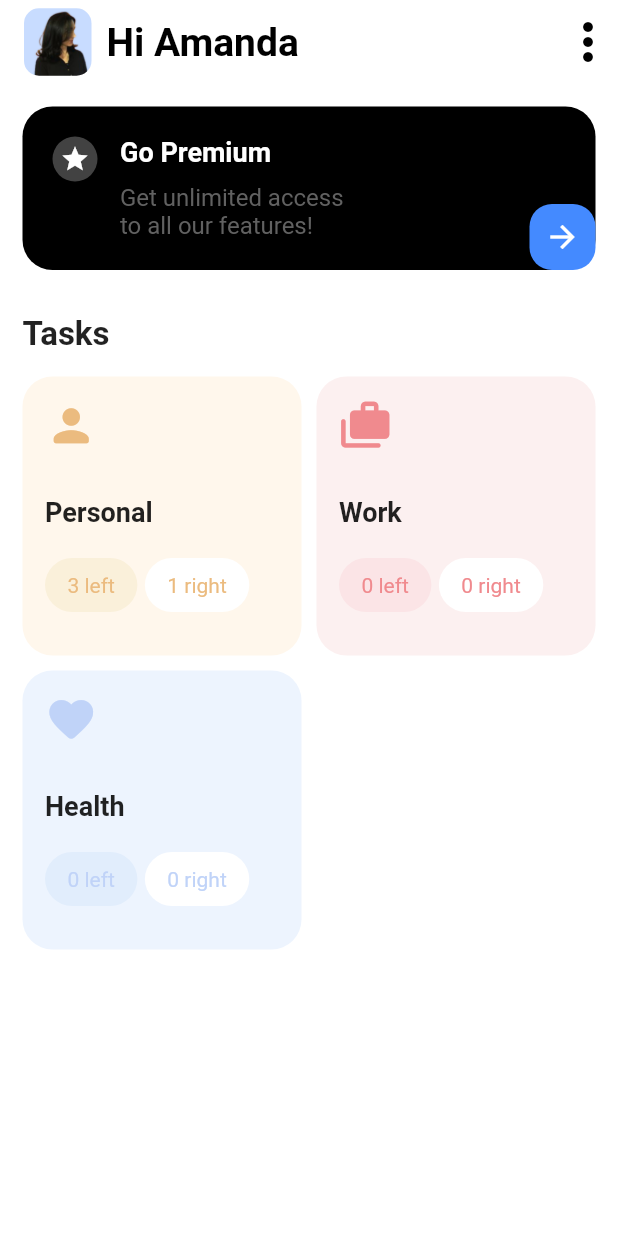
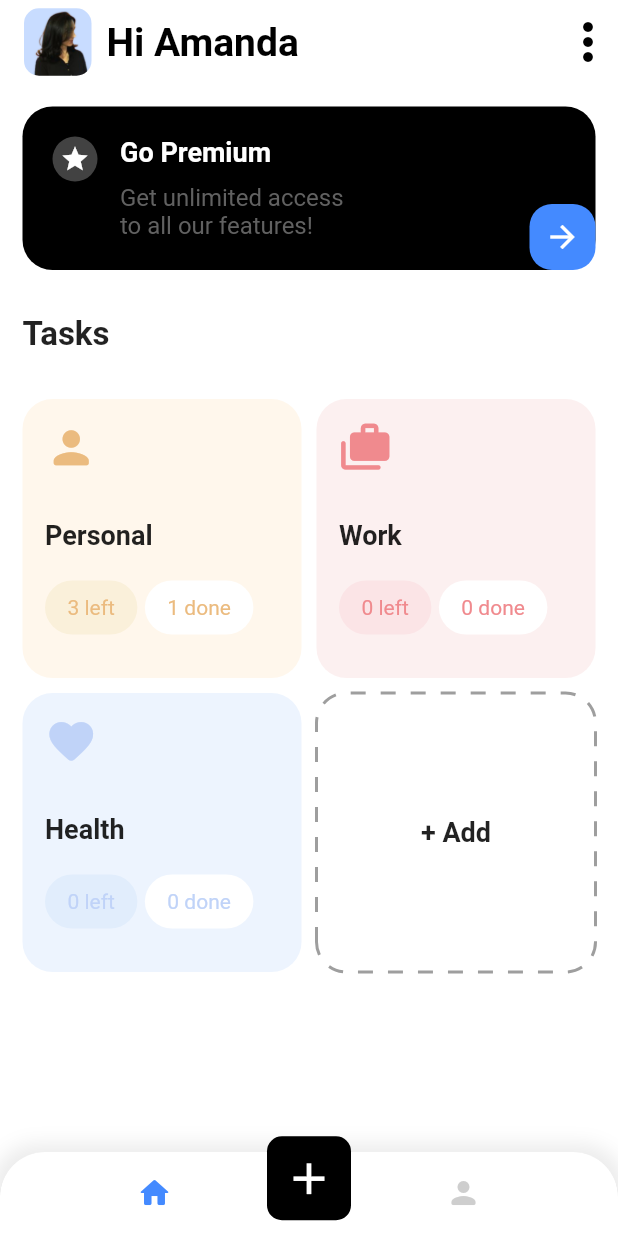
Before and after one commit to mianhaseeb09/flutter_task_management_app, a Flutter app: the screen it shows after launch, on a phone screen of 412 x 824 dp. Run offline on Flutter 3.47's test engine with Material 2 defaults, Android fonts, the phone set to English and light mode, and no system bars; drawn by our look-alikes of dotted_border.

Commit message:
Final commit

```diff
--- a/lib/main.dart
+++ b/lib/main.dart
@@ -12,7 +12,7 @@ class MyApp extends StatelessWidget {
   // This widget is the root of your application.
   @override
   Widget build(BuildContext context) {
-    SystemChrome.setSystemUIOverlayStyle(SystemUiOverlayStyle(
+    SystemChrome.setSystemUIOverlayStyle(const SystemUiOverlayStyle(
       statusBarColor: Colors.transparent
     ));
     return MaterialApp(
--- a/lib/model/tasks.dart
+++ b/lib/model/tasks.dart
@@ -7,19 +7,20 @@ class Tasks {
   Color bgColor;
   Color iconColor;
   Color btnColor;
-
   num? left;
   num? done;
+  List<Map<String, dynamic>>? desc;
   bool isLast;
 
   Tasks(
-      { required this.iconData,
+      {required this.iconData,
       required this.title,
       required this.bgColor,
       required this.iconColor,
       required this.btnColor,
       this.left,
       this.done,
+      this.desc,
       this.isLast = false});
 
   static List<Tasks> generateTasks() {
@@ -31,7 +32,54 @@ class Tasks {
           iconColor: kYellowDark,
           btnColor: kYellow,
           left: 3,
-          done: 1),
+          done: 1,
+          desc: [
+            {
+              'time': '9:00 am',
+              'title': 'Go for a walk with dog',
+              'slot': '9:00 am - 10:00 am',
+              'tailColor': kRedDark,
+              'bgColor': kRedLight
+            },
+            {
+              'time': '10:00 am',
+              'title': 'Shot on Dribble',
+              'slot': '10:00 am - 12:00 am',
+              'tailColor': kBlueDark,
+              'bgColor': kBlueLight
+            },
+            {
+              'time': '11:00 am',
+              'title': '',
+              'slot': '',
+              'tailColor': kBlueDark,
+            },
+            {
+              'time': '12:00 am',
+              'title': '',
+              'slot': '',
+              'tailColor': Colors.grey.withOpacity(0.3),
+            },
+            {
+              'time': '1:00 pm',
+              'title': 'Call with Client',
+              'slot': '1:00 pm - 2:00 pm',
+              'tailColor': kYellowDark,
+              'bgColor': kYellowLight
+            },
+            {
+              'time': '2:00 pm',
+              'title': '',
+              'slot': '',
+              'tailColor': Colors.grey.withOpacity(0.3),
+            },
+            {
+              'time': '3:00 pm',
+              'title': '',
+              'slot': '',
+              'tailColor': Colors.grey.withOpacity(0.3),
+            }
+          ]),
       Tasks(
           iconData: Icons.cases_rounded,
           title: 'Work',
@@ -48,15 +96,15 @@ class Tasks {
           btnColor: kBlue,
           left: 0,
           done: 0),
-      // Tasks(
-      //     iconData: Icons.,
-      //     title: '',
-      //     bgColor: ,
-      //     iconColor: kBlueDark,
-      //     btnColor: kBlue,
-      //     left: 0,
-      //     done: 0,
-      //     isLast: true)
+      Tasks(
+          iconData: Icons.favorite_rounded,
+          title: 'Health',
+          bgColor: kBlueLight,
+          iconColor: kBlueDark,
+          btnColor: kBlue,
+          left: 0,
+          done: 0,
+          isLast: true)
     ];
   }
 }
--- a/lib/screen/home_screen.dart
+++ b/lib/screen/home_screen.dart
@@ -13,17 +13,34 @@ class HomeScreen extends StatelessWidget {
       body: Column(
         crossAxisAlignment: CrossAxisAlignment.start,
         children: [
-          GoPremium(),
+          const GoPremium(),
           Container(
-              padding: EdgeInsets.all(15),
-              child: Text(
+              padding: const EdgeInsets.all(15),
+              child: const Text(
                 'Tasks',
                 style: TextStyle(fontSize: 22, fontWeight: FontWeight.bold),
               )),
           Expanded(
             child: TasksList(),
-          )
+          ),
         ],
+      ),
+      bottomNavigationBar: _buildBottomNavigationBar(),
+      floatingActionButtonLocation: FloatingActionButtonLocation.centerDocked,
+      floatingActionButton: Container(
+        padding: const EdgeInsets.only(top: 35),
+        child: FloatingActionButton(
+          shape: RoundedRectangleBorder(
+            borderRadius: BorderRadius.circular(10),
+          ),
+          onPressed: () {},
+          elevation: 0,
+          backgroundColor: Colors.black,
+          child: const Icon(
+            Icons.add,
+            size: 35,
+          ),
+        ),
       ),
     );
   }
@@ -34,7 +51,7 @@ class HomeScreen extends StatelessWidget {
       elevation: 0,
       title: Row(
         children: [
-          Container(
+          SizedBox(
             height: 45,
             width: 45,
             //margin: EdgeInsets.only(left: 15),
@@ -43,17 +60,17 @@ class HomeScreen extends StatelessWidget {
               child: Image.asset('assets/images/avatar.jpg'),
             ),
           ),
-          SizedBox(
+          const SizedBox(
             width: 10,
           ),
-          Text(
+          const Text(
             'Hi Amanda',
             style: TextStyle(
                 color: Colors.black, fontSize: 26, fontWeight: FontWeight.bold),
           )
         ],
       ),
-      actions: [
+      actions: const [
         Icon(
           Icons.more_vert,
           color: Colors.black,
@@ -62,4 +79,34 @@ class HomeScreen extends StatelessWidget {
       ],
     );
   }
+
+  Widget _buildBottomNavigationBar() {
+    return Container(
+      decoration: BoxDecoration(
+          borderRadius: const BorderRadius.only(
+              topLeft: Radius.circular(30), topRight: Radius.circular(30)),
+          boxShadow: [
+            BoxShadow(
+                color: Colors.grey.withOpacity(0.2),
+                spreadRadius: 5,
+                blurRadius: 10)
+          ]),
+      child: ClipRRect(
+        borderRadius: const BorderRadius.only(
+            topLeft: Radius.circular(30), topRight: Radius.circular(30)),
+        child: BottomNavigationBar(
+            backgroundColor: Colors.white,
+            showSelectedLabels: false,
+            showUnselectedLabels: false,
+            selectedItemColor: Colors.blueAccent,
+            unselectedItemColor: Colors.grey.withOpacity(0.5),
+            items: const [
+              BottomNavigationBarItem(
+                  label: 'Home', icon: Icon(Icons.home_rounded)),
+              BottomNavigationBarItem(
+                  label: 'person', icon: Icon(Icons.person_rounded))
+            ]),
+      ),
+    );
+  }
 }
--- a/lib/widgets/go_premium.dart
+++ b/lib/widgets/go_premium.dart
@@ -5,20 +5,19 @@ class GoPremium extends StatelessWidget {
 
   @override
   Widget build(BuildContext context) {
-    return Container(
-      child: Stack(
+    return Stack(
       children: [
         Container(
-            margin: EdgeInsets.all(15),
-            padding: EdgeInsets.all(20),
+          margin: const EdgeInsets.all(15),
+          padding: const EdgeInsets.all(20),
           decoration: BoxDecoration(
               color: Colors.black, borderRadius: BorderRadius.circular(20)),
           child: Row(
             crossAxisAlignment: CrossAxisAlignment.start,
             children: [
               Container(
-                  padding: EdgeInsets.all(5),
-                  child: Icon(
+                padding: const EdgeInsets.all(5),
+                child: const Icon(
                   Icons.star,
                   color: Colors.white,
                   size: 20,
@@ -26,20 +25,20 @@ class GoPremium extends StatelessWidget {
                 decoration: BoxDecoration(
                     color: Colors.grey[800], shape: BoxShape.circle),
               ),
-                SizedBox(
+              const SizedBox(
                 width: 15,
               ),
               Column(
                 crossAxisAlignment: CrossAxisAlignment.start,
                 children: [
-                    Text(
+                  const Text(
                     'Go Premium',
                     style: TextStyle(
                         color: Colors.white,
                         fontSize: 18,
                         fontWeight: FontWeight.bold),
                   ),
-                    SizedBox(
+                  const SizedBox(
                     height: 10,
                   ),
                   Text(
@@ -58,8 +57,8 @@ class GoPremium extends StatelessWidget {
           bottom: 15,
           right: 15,
           child: Container(
-              padding: EdgeInsets.all(10),
-              child: Icon(
+            padding: const EdgeInsets.all(10),
+            child: const Icon(
               Icons.arrow_forward,
               color: Colors.white,
             ),
@@ -69,7 +68,6 @@ class GoPremium extends StatelessWidget {
           ),
         )
       ],
-      ),
     );
   }
 }
--- a/lib/widgets/tasks.dart
+++ b/lib/widgets/tasks.dart
@@ -1,16 +1,20 @@
 import 'package:flutter/material.dart';
 import 'package:flutter_task_management_app/model/tasks.dart';
+import 'package:dotted_border/dotted_border.dart';
+import 'package:flutter_task_management_app/screen/detail_screen.dart';
 
 class TasksList extends StatelessWidget {
   final tasksList = Tasks.generateTasks();
 
+  TasksList({Key? key}) : super(key: key);
+
   @override
   Widget build(BuildContext context) {
     return Container(
-      padding: EdgeInsets.symmetric(horizontal: 15),
+      padding: const EdgeInsets.symmetric(horizontal: 15, vertical: 15),
       child: GridView.builder(
         itemCount: tasksList.length,
-        gridDelegate: SliverGridDelegateWithFixedCrossAxisCount(
+        gridDelegate: const SliverGridDelegateWithFixedCrossAxisCount(
           crossAxisCount: 2,
           crossAxisSpacing: 10,
           mainAxisSpacing: 10,
@@ -23,12 +27,31 @@ class TasksList extends StatelessWidget {
   }
 
   Widget _buildAddTask() {
-    return Text('Add Task');
+    return DottedBorder(
+      borderType: BorderType.RRect,
+      radius: const Radius.circular(20),
+      dashPattern: const [10, 10],
+      color: Colors.grey,
+      strokeWidth: 2,
+      child: const Center(
+          child: Text(
+        '+ Add',
+        style: TextStyle(fontSize: 18, fontWeight: FontWeight.bold),
+      )),
+    );
   }
 
   Widget _buildTasks(BuildContext context, Tasks tasks) {
-    return Container(
-      padding: EdgeInsets.all(15),
+    return GestureDetector(
+      onTap: () {
+        Navigator.of(context).push(MaterialPageRoute(
+          builder: (context) => DetailScreen(
+            tasks: tasks,
+          ),
+        ));
+      },
+      child: Container(
+        padding: const EdgeInsets.all(15),
         decoration: BoxDecoration(
             color: tasks.bgColor, borderRadius: BorderRadius.circular(20)),
         child: Column(
@@ -39,35 +62,36 @@ class TasksList extends StatelessWidget {
               color: tasks.iconColor,
               size: 35,
             ),
-          SizedBox(
+            const SizedBox(
               height: 30,
             ),
             Text(
               tasks.title,
-            style: TextStyle(fontSize: 18, fontWeight: FontWeight.bold),
+              style: const TextStyle(fontSize: 18, fontWeight: FontWeight.bold),
             ),
-          SizedBox(
+            const SizedBox(
               height: 20,
             ),
             Row(
               children: [
                 _buildTasksStatus(
                     tasks.btnColor, tasks.iconColor, '${tasks.left} left'),
-              SizedBox(
+                const SizedBox(
                   width: 5,
                 ),
                 _buildTasksStatus(
-                  Colors.white, tasks.iconColor, '${tasks.done} right'),
+                    Colors.white, tasks.iconColor, '${tasks.done} done'),
               ],
             )
           ],
+        ),
       ),
     );
   }
 
   Widget _buildTasksStatus(Color bgColor, Color textColor, String text) {
     return Container(
-      padding: EdgeInsets.symmetric(horizontal: 15, vertical: 10),
+      padding: const EdgeInsets.symmetric(horizontal: 15, vertical: 10),
       decoration: BoxDecoration(
           color: bgColor, borderRadius: BorderRadius.circular(20)),
       child: Text(
--- a/pubspec.yaml
+++ b/pubspec.yaml
@@ -34,6 +34,8 @@ dependencies:
   # The following adds the Cupertino Icons font to your application.
   # Use with the CupertinoIcons class for iOS style icons.
   cupertino_icons: ^1.0.2
+  dotted_border: ^2.0.0+1
+  timeline_tile: ^2.0.0
 
 dev_dependencies:
   flutter_test:
```
Also changed, not shown: pubspec.lock. Lines whose indentation alone changed are shown as unchanged.
